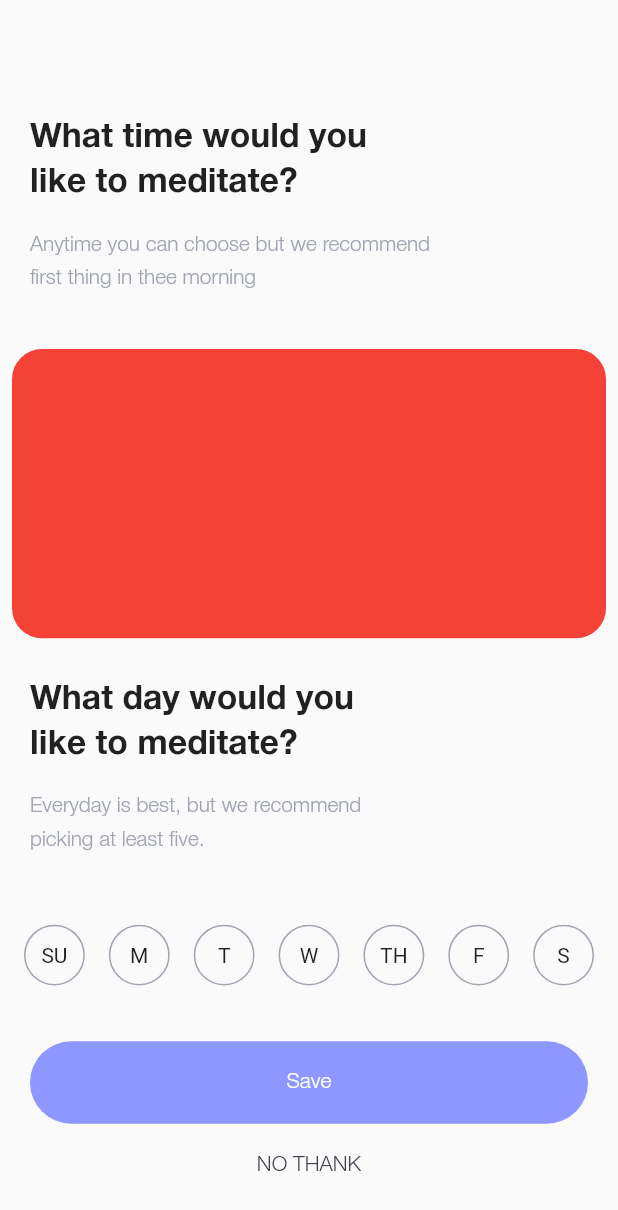
After one commit to wolfag/f_medical, a Flutter app: the ReminderPage screen opened by its route, on a phone screen of 412 x 824 dp. The commit adds this screen. Shown: the top 1210 px of the screen. Run offline on Flutter 3.47's test engine with Material 2 defaults, Android fonts, the light colour scheme and no system bars; our stand-ins replace device_preview, dio, flutter_svg, freezed_annotation.

Commit message:
reminder ui

```diff
--- a/lib/data/topic_storage.dart
+++ b/lib/data/topic_storage.dart
@@ -14,7 +14,7 @@ class AssetTopicStorage extends TopicStorage {
   Future<List<Topic>> load() async {
     try {
       if (kDebugMode) {
-        await Future.delayed(const Duration(seconds: 2));
+        // await Future.delayed(const Duration(seconds: 2));
       }
 
       final jsonContent =
--- a/lib/main.dart
+++ b/lib/main.dart
@@ -1,6 +1,7 @@
 import 'package:device_preview/device_preview.dart';
 import 'package:f_medical/pages/choose_topic_page.dart';
 import 'package:f_medical/pages/get_started_page.dart';
+import 'package:f_medical/pages/reminder_page.dart';
 import 'package:f_medical/utils/theme.dart';
 import 'package:flutter/material.dart';
 
@@ -21,6 +22,7 @@ class MyApp extends StatelessWidget {
   Widget build(BuildContext context) {
     return MaterialApp(
       useInheritedMediaQuery: true,
+      debugShowCheckedModeBanner: false,
       builder: DevicePreview.appBuilder,
       locale: DevicePreview.locale(context),
       title: 'Flutter Demo',
@@ -31,6 +33,7 @@ class MyApp extends StatelessWidget {
       routes: {
         '$GetStartedPage': (_) => const GetStartedPage(),
         '$ChooseTopicPage': (_) => const ChooseTopicPage(),
+        '$ReminderPage': (_) => const ReminderPage(),
       },
     );
   }
--- a/lib/pages/choose_topic_page.dart
+++ b/lib/pages/choose_topic_page.dart
@@ -1,5 +1,6 @@
 import 'package:f_medical/data/model/topic.model.dart';
 import 'package:f_medical/data/topic_storage.dart';
+import 'package:f_medical/pages/reminder_page.dart';
 import 'package:f_medical/utils/theme.dart';
 import 'package:f_medical/widgets/responsive_builder.dart';
 import 'package:flutter/material.dart';
@@ -142,7 +143,11 @@ class _TopicGrid extends StatelessWidget {
           itemBuilder: (context, index) {
             final topic = topics[index];
 
-            return DecoratedBox(
+            return InkWell(
+              onTap: () {
+                Navigator.pushNamed(context, '$ReminderPage');
+              },
+              child: DecoratedBox(
                 decoration: BoxDecoration(
                   color: topic.bgColor,
                   borderRadius: BorderRadius.circular(10),
@@ -172,6 +177,7 @@ class _TopicGrid extends StatelessWidget {
                     const SizedBox(height: 16),
                   ],
                 ),
+              ),
             );
           },
         );
--- /dev/null
+++ b/lib/pages/reminder_page.dart
@@ -0,0 +1,197 @@
+import 'package:f_medical/utils/theme.dart';
+import 'package:flutter/material.dart';
+
+const daysOfWeek = ['SU', 'M', 'T', 'W', 'TH', 'F', 'S'];
+
+class ReminderPage extends StatelessWidget {
+  const ReminderPage({Key? key}) : super(key: key);
+
+  @override
+  Widget build(BuildContext context) {
+    return Scaffold(
+      body: SafeArea(
+        child: Column(
+          crossAxisAlignment: CrossAxisAlignment.stretch,
+          children: const [
+            Spacer(flex: 1),
+            Expanded(
+              flex: 2,
+              child: _Title(
+                title: 'What time would you\nlike to meditate?',
+                subtitle:
+                    'Anytime you can choose but we recommend\nfirst thing in thee morning',
+              ),
+            ),
+            Expanded(
+              flex: 3,
+              child: _TimeSelect(),
+            ),
+            Expanded(
+              flex: 2,
+              child: _Title(
+                title: 'What day would you\nlike to meditate?',
+                subtitle:
+                    'Everyday is best, but we recommend\npicking at least five.',
+              ),
+            ),
+            Expanded(
+              child: _DaySelect(),
+            ),
+            Expanded(
+              flex: 2,
+              child: _Buttons(),
+            )
+          ],
+        ),
+      ),
+    );
+  }
+}
+
+class _TimeSelect extends StatelessWidget {
+  const _TimeSelect({
+    Key? key,
+  }) : super(key: key);
+
+  @override
+  Widget build(BuildContext context) {
+    return Padding(
+      padding: const EdgeInsets.fromLTRB(8, 8, 8, 24),
+      child: DecoratedBox(
+        decoration: BoxDecoration(
+          color: Colors.red,
+          borderRadius: BorderRadius.circular(20),
+        ),
+      ),
+    );
+  }
+}
+
+class _DaySelect extends StatelessWidget {
+  const _DaySelect({
+    Key? key,
+  }) : super(key: key);
+
+  @override
+  Widget build(BuildContext context) {
+    return Padding(
+      padding: const EdgeInsets.symmetric(horizontal: 8),
+      child: Row(
+        crossAxisAlignment: CrossAxisAlignment.stretch,
+        children: List.generate(7, (index) {
+          return Expanded(
+            child: Padding(
+              padding: const EdgeInsets.all(8.0),
+              child: DecoratedBox(
+                decoration: BoxDecoration(
+                  shape: BoxShape.circle,
+                  color: Colors.transparent,
+                  border: Border.all(
+                    color: Color(0xffa1a4b2),
+                  ),
+                ),
+                child: Center(child: Text(daysOfWeek[index])),
+              ),
+            ),
+          );
+        }),
+      ),
+    );
+  }
+}
+
+class _Buttons extends StatelessWidget {
+  const _Buttons({
+    Key? key,
+  }) : super(key: key);
+
+  @override
+  Widget build(BuildContext context) {
+    return Padding(
+      padding: const EdgeInsets.all(20),
+      child: Column(
+        crossAxisAlignment: CrossAxisAlignment.stretch,
+        children: [
+          Expanded(
+            child: MaterialButton(
+              onPressed: () {},
+              child: Text(
+                'Save',
+                style: PrimaryFont.medium(14),
+              ),
+              color: kColorPrimary,
+              textColor: Colors.white,
+              elevation: 0,
+              shape: RoundedRectangleBorder(
+                borderRadius: BorderRadius.circular(38),
+              ),
+            ),
+          ),
+          Expanded(
+            child: TextButton(
+              child: Text(
+                'NO THANK',
+                style: PrimaryFont.medium(14).copyWith(
+                  color: kColorDarkGrey,
+                ),
+              ),
+              onPressed: () {},
+            ),
+          ),
+        ],
+      ),
+    );
+  }
+}
+
+class _Title extends StatelessWidget {
+  const _Title({
+    Key? key,
+    required this.title,
+    required this.subtitle,
+  }) : super(key: key);
+
+  final String title;
+  final String subtitle;
+
+  @override
+  Widget build(BuildContext context) {
+    return Padding(
+      padding: const EdgeInsets.symmetric(horizontal: 20),
+      child: Column(
+        crossAxisAlignment: CrossAxisAlignment.stretch,
+        children: [
+          Expanded(
+            child: FractionallySizedBox(
+              heightFactor: 0.8,
+              alignment: Alignment.topLeft,
+              child: FittedBox(
+                alignment: Alignment.centerLeft,
+                child: Text(
+                  title,
+                  style: PrimaryFont.bold(24).copyWith(height: 1.35),
+                ),
+              ),
+            ),
+          ),
+          Expanded(
+            child: FractionallySizedBox(
+              heightFactor: 0.6,
+              alignment: Alignment.topLeft,
+              child: FittedBox(
+                alignment: Alignment.centerLeft,
+                child: Text(
+                  subtitle,
+                  style: PrimaryFont.light(16).copyWith(
+                    color: const Color(0xffa1a4b2),
+                    height: 1.65,
+                  ),
+                ),
+              ),
+            ),
+          ),
+        ],
+      ),
+    );
+  }
+}
```
Lines whose indentation alone changed are shown as unchanged.
